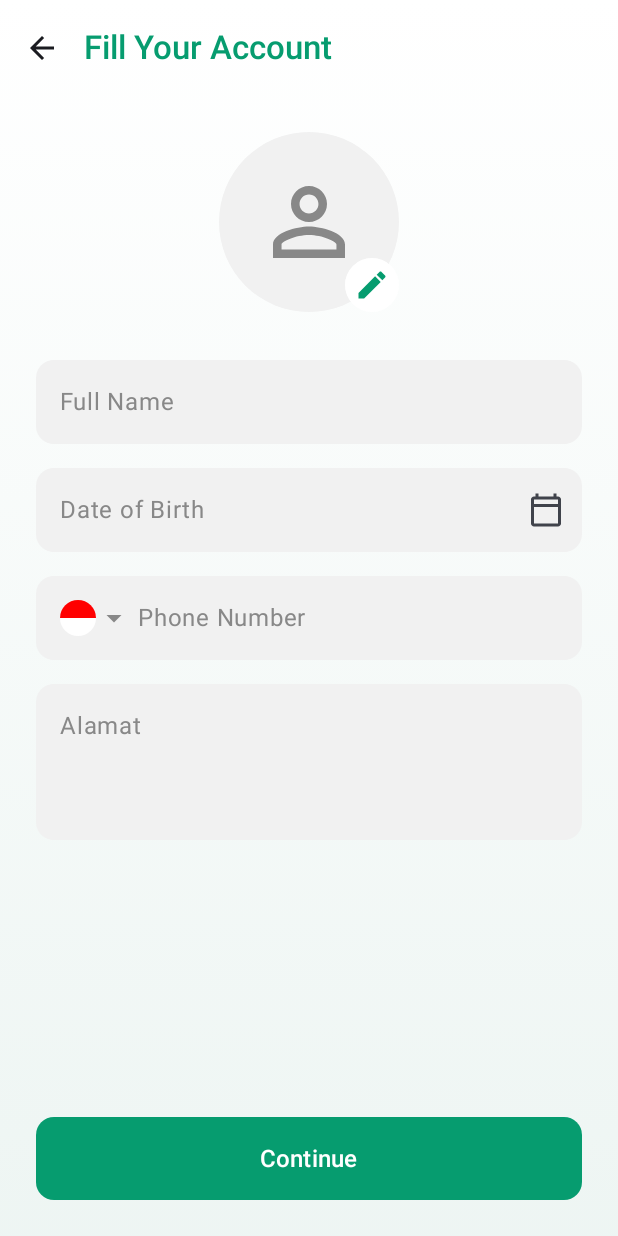
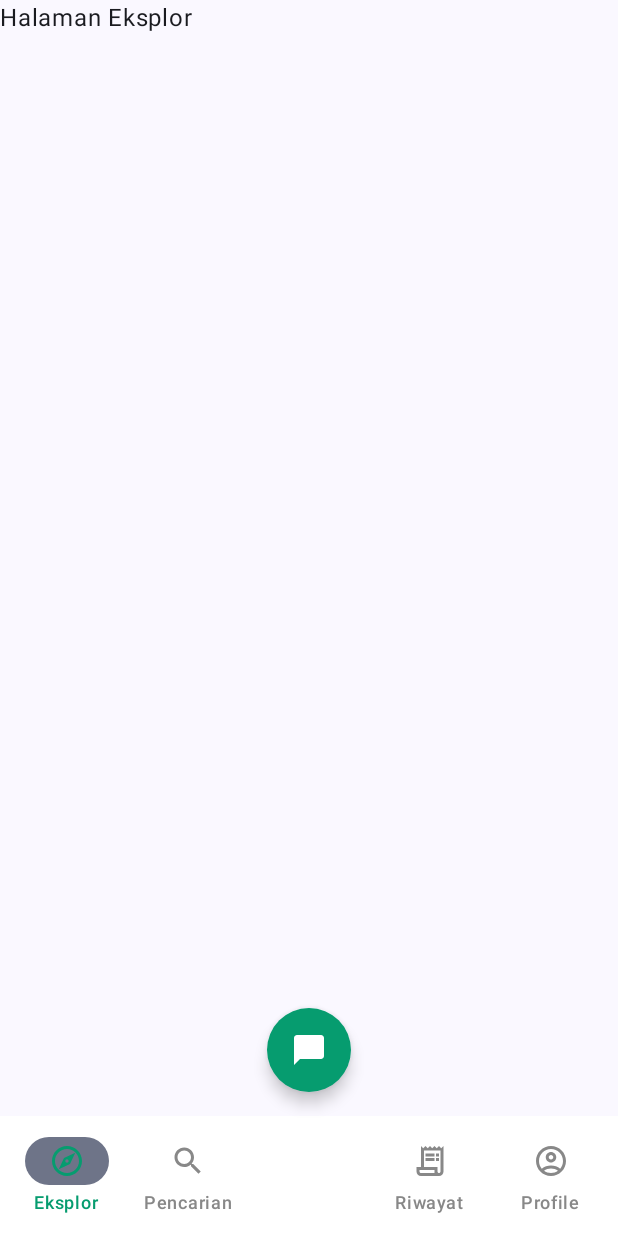
Before and after one commit to Roxxy17/Refactory-Hackathon, an Android app built with Jetpack Compose: the FillAccountScreen screen opened through its navigation route, after a tap on "Continue", on a phone screen of 412 x 824 dp. Run offline under Robolectric (Android 15) with nearby library versions, the phone set to English and light mode, and no system bars.

Commit message:
flow + dashboard

```diff
--- a/app/src/main/java/com/example/kalanacommerce/navigation/AppNavGraph.kt
+++ b/app/src/main/java/com/example/kalanacommerce/navigation/AppNavGraph.kt
@@ -4,6 +4,7 @@ import androidx.compose.runtime.Composable
 import androidx.navigation.compose.NavHost
 import androidx.navigation.compose.composable
 import androidx.navigation.compose.rememberNavController
+import com.example.kalanacommerce.ui.dashboard.DashboardScreen
 import com.example.kalanacommerce.ui.screen.auth.*
 
 @Composable
@@ -63,12 +64,17 @@ fun AppNavGraph() {
             FillAccountScreen(
                 onNavigateBack = { navController.popBackStack() },
                 onContinue = {
-                    // TODO: Arahkan ke halaman utama aplikasi setelah mengisi akun
-                    // Contoh: navController.navigate(Screen.Home.route) {
-                    //     popUpTo(Screen.Welcome.route)
-                    // }
+                    // Arahkan ke Dashboard dan hapus semua riwayat navigasi sebelumnya
+                    navController.navigate(Screen.Dashboard.route) {
+                        popUpTo(Screen.Welcome.route) { inclusive = true }
+                    }
                 }
             )
         }
+
+        // Rute ke Dashboard Screen
+        composable(route = Screen.Dashboard.route) {
+            DashboardScreen() // Panggil Composable Dashboard Anda di sini
+        }
     }
 }
--- /dev/null
+++ b/app/src/main/java/com/example/kalanacommerce/navigation/BottomBarScreen.kt
@@ -0,0 +1,35 @@
+package com.example.kalanacommerce.navigation
+
+import androidx.compose.material.icons.Icons
+import androidx.compose.material.icons.outlined.AccountCircle
+import androidx.compose.material.icons.outlined.Explore
+import androidx.compose.material.icons.outlined.ReceiptLong
+import androidx.compose.material.icons.outlined.Search
+import androidx.compose.ui.graphics.vector.ImageVector
+
+sealed class BottomBarScreen(
+    val route: String,
+    val title: String,
+    val icon: ImageVector
+) {
+    object Eksplor : BottomBarScreen(
+        route = "eksplor",
+        title = "Eksplor",
+        icon = Icons.Outlined.Explore
+    )
+    object Pencarian : BottomBarScreen(
+        route = "pencarian",
+        title = "Pencarian",
+        icon = Icons.Outlined.Search
+    )
+    object Riwayat : BottomBarScreen(
+        route = "riwayat",
+        title = "Riwayat",
+        icon = Icons.Outlined.ReceiptLong
+    )
+    object Profile : BottomBarScreen(
+        route = "profile",
+        title = "Profile",
+        icon = Icons.Outlined.AccountCircle
+    )
+}
--- a/app/src/main/java/com/example/kalanacommerce/navigation/NavigationDestination.kt
+++ b/app/src/main/java/com/example/kalanacommerce/navigation/NavigationDestination.kt
@@ -9,4 +9,5 @@ sealed class Screen(val route: String) {
     object FillAccount : Screen("fill_account")
     // Tambahkan rute untuk layar utama aplikasi Anda nanti di sini
     // object Home : Screen("home")
+    object Dashboard : Screen("dashboard")
 }
--- /dev/null
+++ b/app/src/main/java/com/example/kalanacommerce/ui/components/AppBottomNavigationBar.kt
@@ -0,0 +1,100 @@
+package com.example.kalanacommerce.ui.components
+
+import androidx.compose.foundation.layout.Arrangement
+import androidx.compose.foundation.layout.Row
+import androidx.compose.foundation.layout.Spacer
+import androidx.compose.foundation.layout.fillMaxWidth
+import androidx.compose.material3.BottomAppBar
+import androidx.compose.material3.Icon
+import androidx.compose.material3.NavigationBarItem
+import androidx.compose.material3.NavigationBarItemDefaults
+import androidx.compose.material3.Text
+import androidx.compose.runtime.Composable
+import androidx.compose.runtime.getValue
+import androidx.compose.ui.Modifier
+import androidx.compose.ui.graphics.Color
+import androidx.navigation.NavController
+import androidx.navigation.compose.currentBackStackEntryAsState
+import com.example.kalanacommerce.navigation.BottomBarScreen
+
+@Composable
+fun AppBottomNavigationBar(
+    navController: NavController,
+    onItemClick: (BottomBarScreen) -> Unit
+) {
+    val items = listOf(
+        BottomBarScreen.Eksplor,
+        BottomBarScreen.Pencarian,
+        BottomBarScreen.Riwayat,
+        BottomBarScreen.Profile
+    )
+
+    val navBackStackEntry by navController.currentBackStackEntryAsState()
+    val currentRoute = navBackStackEntry?.destination?.route
+
+    val primaryColor = Color(0xFF069C6F)
+
+    BottomAppBar(
+        containerColor = Color.White,
+    ) {
+        Row(
+            modifier = Modifier.fillMaxWidth(),
+            horizontalArrangement = Arrangement.SpaceAround
+        ) {
+            // Item 1 & 2 (Kiri)
+            NavigationBarItem(
+                selected = currentRoute == items[0].route,
+                onClick = { onItemClick(items[0]) },
+                icon = { Icon(imageVector = items[0].icon, contentDescription = items[0].title) },
+                label = { Text(text = items[0].title) },
+                colors = NavigationBarItemDefaults.colors(
+                    selectedIconColor = primaryColor,
+                    selectedTextColor = primaryColor,
+                    unselectedIconColor = Color.Gray,
+                    unselectedTextColor = Color.Gray
+                )
+            )
+            NavigationBarItem(
+                selected = currentRoute == items[1].route,
+                onClick = { onItemClick(items[1]) },
+                icon = { Icon(imageVector = items[1].icon, contentDescription = items[1].title) },
+                label = { Text(text = items[1].title) },
+                colors = NavigationBarItemDefaults.colors(
+                    selectedIconColor = primaryColor,
+                    selectedTextColor = primaryColor,
+                    unselectedIconColor = Color.Gray,
+                    unselectedTextColor = Color.Gray
+                )
+            )
+
+            // Spasi Kosong untuk Floating Action Button
+            Spacer(modifier = Modifier.weight(1f))
+
+            // Item 3 & 4 (Kanan)
+            NavigationBarItem(
+                selected = currentRoute == items[2].route,
+                onClick = { onItemClick(items[2]) },
+                icon = { Icon(imageVector = items[2].icon, contentDescription = items[2].title) },
+                label = { Text(text = items[2].title) },
+                colors = NavigationBarItemDefaults.colors(
+                    selectedIconColor = primaryColor,
+                    selectedTextColor = primaryColor,
+                    unselectedIconColor = Color.Gray,
+                    unselectedTextColor = Color.Gray
+                )
+            )
+            NavigationBarItem(
+                selected = currentRoute == items[3].route,
+                onClick = { onItemClick(items[3]) },
+                icon = { Icon(imageVector = items[3].icon, contentDescription = items[3].title) },
+                label = { Text(text = items[3].title) },
+                colors = NavigationBarItemDefaults.colors(
+                    selectedIconColor = primaryColor,
+                    selectedTextColor = primaryColor,
+                    unselectedIconColor = Color.Gray,
+                    unselectedTextColor = Color.Gray
+                )
+            )
+        }
+    }
+}
--- /dev/null
+++ b/app/src/main/java/com/example/kalanacommerce/ui/dashboard/DashboardScreen.kt
@@ -0,0 +1,83 @@
+package com.example.kalanacommerce.ui.dashboard
+
+import androidx.compose.foundation.layout.Box
+import androidx.compose.foundation.layout.padding
+import androidx.compose.foundation.shape.CircleShape
+import androidx.compose.material.icons.Icons
+import androidx.compose.material.icons.filled.ChatBubble
+import androidx.compose.material3.*
+import androidx.compose.runtime.Composable
+import androidx.compose.ui.Modifier
+import androidx.compose.ui.graphics.Color
+import androidx.compose.ui.tooling.preview.Preview
+import androidx.navigation.NavHostController
+import androidx.navigation.compose.NavHost
+import androidx.navigation.compose.composable
+import androidx.navigation.compose.rememberNavController
+import com.example.kalanacommerce.navigation.BottomBarScreen
+import com.example.kalanacommerce.ui.components.AppBottomNavigationBar
+
+@Composable
+fun DashboardScreen() {
+    val navController = rememberNavController()
+    val primaryColor = Color(0xFF069C6F)
+
+    Scaffold(
+        bottomBar = {
+            AppBottomNavigationBar(navController = navController) { screen ->
+                navController.navigate(screen.route) {
+                    // Pop up to the start destination of the graph to
+                    // avoid building up a large stack of destinations
+                    // on the back stack as users select items
+                    popUpTo(navController.graph.startDestinationId)
+                    launchSingleTop = true
+                }
+            }
+        },
+        floatingActionButton = {
+            FloatingActionButton(
+                onClick = { /* TODO: Aksi untuk tombol tengah */ },
+                containerColor = primaryColor,
+                contentColor = Color.White,
+                shape = CircleShape
+            ) {
+                Icon(Icons.Default.ChatBubble, contentDescription = "Pesan")
+            }
+        },
+        floatingActionButtonPosition = FabPosition.Center
+    ) { innerPadding ->
+        // Navigasi untuk konten di dalam Dashboard
+        DashboardNavGraph(navController = navController, modifier = Modifier.padding(innerPadding))
+    }
+}
+
+// Ini adalah NavHost untuk halaman-halaman di dalam dashboard
+@Composable
+fun DashboardNavGraph(navController: NavHostController, modifier: Modifier) {
+    NavHost(
+        navController = navController,
+        startDestination = BottomBarScreen.Eksplor.route,
+        modifier = modifier
+    ) {
+        composable(BottomBarScreen.Eksplor.route) {
+            // Ganti dengan Composable layar Eksplor Anda
+            Box { Text("Halaman Eksplor") }
+        }
+        composable(BottomBarScreen.Pencarian.route) {
+            Box { Text("Halaman Pencarian") }
+        }
+        composable(BottomBarScreen.Riwayat.route) {
+            Box { Text("Halaman Riwayat") }
+        }
+        composable(BottomBarScreen.Profile.route) {
+            Box { Text("Halaman Profile") }
+        }
+    }
+}
+
+
+@Preview
+@Composable
+fun DashboardScreenPreview() {
+    DashboardScreen()
+}
--- a/app/src/main/java/com/example/kalanacommerce/ui/dashboard/dashboard.kt
+++ /dev/null
@@ -1 +0,0 @@
-package com.example.kalanacommerce.ui.dashboard
--- a/app/src/main/java/com/example/kalanacommerce/ui/screen/auth/FillAccount.kt
+++ b/app/src/main/java/com/example/kalanacommerce/ui/screen/auth/FillAccount.kt
@@ -1,5 +1,6 @@
 package com.example.kalanacommerce.ui.screen.auth
 
+import androidx.compose.ui.unit.sp
 import androidx.compose.animation.AnimatedVisibility
 import androidx.compose.foundation.Image
 import androidx.compose.foundation.background
@@ -34,7 +35,6 @@ import androidx.compose.ui.text.input.KeyboardType
 import androidx.compose.ui.text.style.TextAlign
 import androidx.compose.ui.tooling.preview.Preview
 import androidx.compose.ui.unit.dp
-import androidx.compose.ui.unit.sp
 import com.example.kalanacommerce.R
 import com.example.kalanacommerce.ui.theme.KalanaCommerceTheme
 import java.text.SimpleDateFormat
@@ -56,42 +56,44 @@ fun FillAccountScreen(
     var dateOfBirth by remember { mutableStateOf("") }
     var phoneNumber by remember { mutableStateOf("") }
     var address by remember { mutableStateOf("") }
-
     var showDatePicker by remember { mutableStateOf(false) }
     val datePickerState = rememberDatePickerState()
-
     var isLoading by remember { mutableStateOf(false) }
     var errorMessage by remember { mutableStateOf<String?>(null) }
-
     val focusManager = LocalFocusManager.current
 
-    val textFieldColors = OutlinedTextFieldDefaults.colors(
+    val textFieldColors = TextFieldDefaults.colors(
         focusedContainerColor = lightGray,
         unfocusedContainerColor = lightGray,
-        unfocusedBorderColor = Color.Transparent,
-        focusedBorderColor = primaryColor,
+        focusedIndicatorColor = Color.Transparent,
+        unfocusedIndicatorColor = Color.Transparent,
+        cursorColor = primaryColor,
+        disabledTextColor = darkTextColor,
         focusedTextColor = darkTextColor,
         unfocusedTextColor = darkTextColor
     )
 
     Scaffold(
-        // PERBAIKAN 1: Buat Scaffold menjadi transparan
-        containerColor = Color.Transparent,
+        // PERBAIKAN 1: Kembalikan warna Scaffold menjadi putih
+        containerColor = Color.White,
         topBar = {
             TopAppBar(
                 title = { Text("Fill Your Account", color = primaryColor, fontWeight = FontWeight.SemiBold) },
                 navigationIcon = { IconButton(onClick = onNavigateBack) { Icon(imageVector = Icons.AutoMirrored.Filled.ArrowBack, contentDescription = "Back") } },
-                // PERBAIKAN 2: Buat TopAppBar juga transparan
-                colors = TopAppBarDefaults.topAppBarColors(containerColor = Color.Transparent)
+                colors = TopAppBarDefaults.topAppBarColors(containerColor = Color.White)
             )
         }
     ) { innerPadding ->
         Column(
             modifier = Modifier
                 .fillMaxSize()
+                // PERBAIKAN 2: Background gradasi sekarang di Column, di bawah TopAppBar
                 .background(
                     brush = Brush.verticalGradient(
-                        colors = listOf(Color.White, primaryColor.copy(alpha = 0.05f))
+                        colors = listOf(
+                            Color.White,
+                            primaryColor.copy(alpha = 0.05f)
+                        )
                     )
                 )
                 .padding(innerPadding)
@@ -105,7 +107,7 @@ fun FillAccountScreen(
             Spacer(modifier = Modifier.height(24.dp))
 
             Box(
-                modifier = Modifier.size(120.dp).clickable { /* TODO: Aksi untuk memilih gambar */ },
+                modifier = Modifier.size(120.dp).clickable { /* TODO: Aksi pilih gambar */ },
                 contentAlignment = Alignment.Center
             ) {
                 Icon(
@@ -135,36 +137,48 @@ fun FillAccountScreen(
             }
 
             Column(verticalArrangement = Arrangement.spacedBy(16.dp)) {
-                OutlinedTextField(
+                TextField(
                     value = fullName,
                     onValueChange = { fullName = it },
                     modifier = Modifier.fillMaxWidth(),
                     placeholder = { Text("Full Name", color = Color.Gray) },
                     shape = RoundedCornerShape(12.dp),
                     colors = textFieldColors,
-                    singleLine = true
+                    singleLine = true,
                 )
 
-                OutlinedTextField(
+                Box(modifier = Modifier.clickable { showDatePicker = true }) {
+                    TextField(
                         value = dateOfBirth,
                         onValueChange = {},
-                    modifier = Modifier.fillMaxWidth().clickable { showDatePicker = true },
-                    placeholder = { Text("Date of Birth", color = Color.Gray) },
+                        modifier = Modifier.fillMaxWidth(),
+                        placeholder = { Text("Date of Birth") }, // Hapus warna dari sini
                         trailingIcon = { Icon(Icons.Outlined.CalendarToday, contentDescription = "Calendar") },
                         shape = RoundedCornerShape(12.dp),
-                    colors = OutlinedTextFieldDefaults.colors(
+                        enabled = false, // Tetap dinonaktifkan
+                        colors = TextFieldDefaults.colors(
+                            // Warna untuk container
+                            disabledContainerColor = lightGray,
+
+                            // --- PERBAIKAN UTAMA DI SINI ---
+                            // Tentukan warna placeholder saat disabled
+                            disabledPlaceholderColor = Color.Gray,
+                            // Tentukan warna teks saat disabled (agar konsisten jika ada isinya)
+                            disabledTextColor = darkTextColor,
+                            // ------------------------------------
+
+                            // Tetap definisikan warna untuk state lain agar tidak berubah
                             focusedContainerColor = lightGray,
                             unfocusedContainerColor = lightGray,
-                        unfocusedBorderColor = Color.Transparent,
-                        focusedBorderColor = primaryColor,
-                        focusedTextColor = darkTextColor,
-                        unfocusedTextColor = darkTextColor,
-                        disabledTextColor = darkTextColor
+                            focusedIndicatorColor = Color.Transparent,
+                            unfocusedIndicatorColor = Color.Transparent,
+                            cursorColor = primaryColor,
+                            disabledTrailingIconColor = Color.Gray // Bonus: Buat ikon kalender juga jadi abu-abu
                         ),
-                    readOnly = true
                     )
+                }
 
-                OutlinedTextField(
+                TextField(
                     value = phoneNumber,
                     onValueChange = { phoneNumber = it },
                     modifier = Modifier.fillMaxWidth(),
@@ -173,17 +187,17 @@ fun FillAccountScreen(
                     shape = RoundedCornerShape(12.dp),
                     colors = textFieldColors,
                     keyboardOptions = KeyboardOptions(keyboardType = KeyboardType.Phone),
-                    singleLine = true
+                    singleLine = true,
                 )
 
-                OutlinedTextField(
+                TextField(
                     value = address,
                     onValueChange = { address = it },
                     modifier = Modifier.fillMaxWidth(),
                     placeholder = { Text("Alamat", color = Color.Gray) },
                     shape = RoundedCornerShape(12.dp),
                     colors = textFieldColors,
-                    minLines = 3
+                    minLines = 3,
                 )
             }
 
@@ -194,7 +208,8 @@ fun FillAccountScreen(
             }
 
             Button(
-                onClick = { /* TODO: Aksi, contoh: isLoading = true */ },
+                // PERBAIKAN 3: Hubungkan tombol ini dengan navigasi
+                onClick = onContinue,
                 modifier = Modifier.fillMaxWidth().height(55.dp),
                 shape = RoundedCornerShape(12.dp),
                 colors = ButtonDefaults.buttonColors(containerColor = primaryColor),
```
Lines whose indentation alone changed are shown as unchanged.
